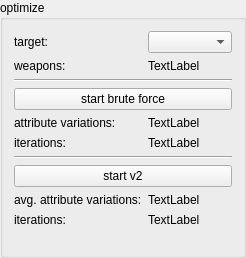
This is src/app/optimize_widget.ui in hanslhansl/elden-ring-damage-optimizer as Qt 5 draws it before an edit. The edited form follows.
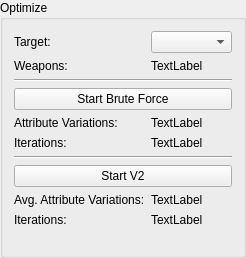
This is the edited form.

What changed in the file:
```diff
--- a/src/app/optimize_widget.ui
+++ b/src/app/optimize_widget.ui
@@ -14,7 +14,7 @@
    <string>Form</string>
   </property>
   <property name="title">
-   <string>optimize</string>
+   <string>Optimize</string>
   </property>
   <layout class="QVBoxLayout" name="verticalLayout">
    <item>
@@ -22,7 +22,7 @@
      <item row="0" column="0">
       <widget class="QLabel" name="label">
        <property name="text">
-        <string>target:</string>
+        <string>Target:</string>
        </property>
       </widget>
      </item>
@@ -32,7 +32,7 @@
      <item row="1" column="0">
       <widget class="QLabel" name="label_5">
        <property name="text">
-        <string>weapons:</string>
+        <string>Weapons:</string>
        </property>
       </widget>
      </item>
@@ -46,14 +46,14 @@
      <item row="3" column="0" colspan="2">
       <widget class="QPushButton" name="start_brute_force_button">
        <property name="text">
-        <string>start brute force</string>
+        <string>Start Brute Force</string>
        </property>
       </widget>
      </item>
      <item row="4" column="0">
       <widget class="QLabel" name="label_9">
        <property name="text">
-        <string>attribute variations:</string>
+        <string>Attribute Variations:</string>
        </property>
       </widget>
      </item>
@@ -67,7 +67,7 @@
      <item row="5" column="0">
       <widget class="QLabel" name="label_4">
        <property name="text">
-        <string>iterations:</string>
+        <string>Iterations:</string>
        </property>
       </widget>
      </item>
@@ -81,14 +81,14 @@
      <item row="7" column="0" colspan="2">
       <widget class="QPushButton" name="start_v2_button">
        <property name="text">
-        <string>start v2</string>
+        <string>Start V2</string>
        </property>
       </widget>
      </item>
      <item row="8" column="0">
       <widget class="QLabel" name="label_11">
        <property name="text">
-        <string>avg. attribute variations:</string>
+        <string>Avg. Attribute Variations:</string>
        </property>
       </widget>
      </item>
@@ -102,7 +102,7 @@
      <item row="9" column="0">
       <widget class="QLabel" name="label_7">
        <property name="text">
-        <string>iterations:</string>
+        <string>Iterations:</string>
        </property>
       </widget>
      </item>
```
